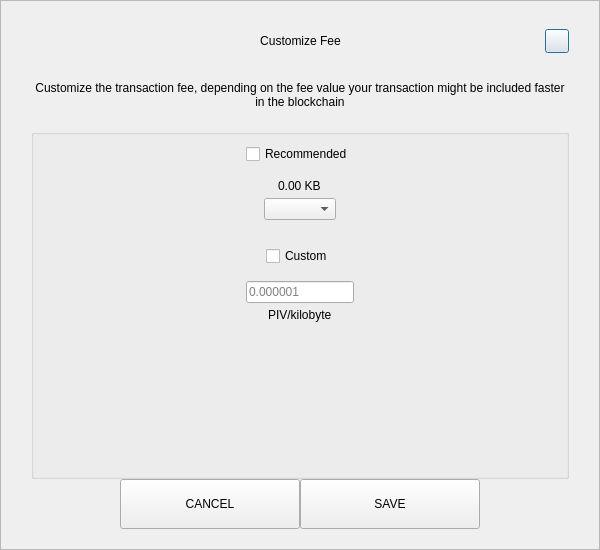
First picture: the form in src/qt/bcz/forms/sendcustomfeedialog.ui, repository SpecialCoins/den, before the edit.
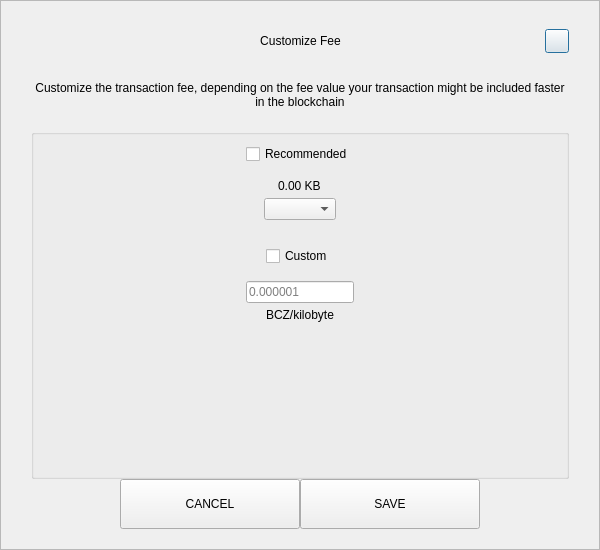
Second picture: the form after the edit.

Patch:
```diff
--- a/src/qt/bcz/forms/sendcustomfeedialog.ui
+++ b/src/qt/bcz/forms/sendcustomfeedialog.ui
@@ -287,7 +287,7 @@
            <item alignment="Qt::AlignHCenter">
             <widget class="QLabel" name="labelCustomFee">
              <property name="text">
-              <string>PIV/kilobyte</string>
+              <string>BCZ/kilobyte</string>
              </property>
             </widget>
            </item>
```
